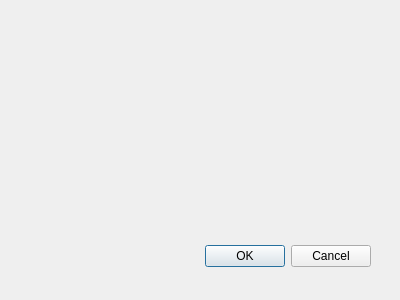
Old version of the form Verklegt/editrelation.ui in the repository disaerna/T-113-VLN1.
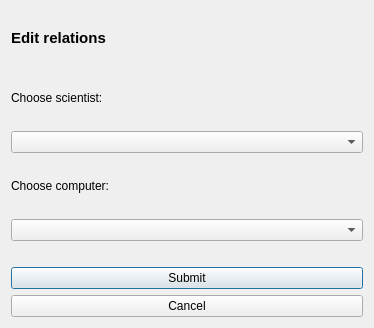
New version of the form.

Commit message:
Edit relation + Remove relation
vantar add relation - til fall i domain & db sem græjar það

```diff
--- a/Verklegt/editrelation.ui
+++ b/Verklegt/editrelation.ui
@@ -8,29 +8,76 @@
    <rect>
     <x>0</x>
     <y>0</y>
-    <width>400</width>
-    <height>300</height>
+    <width>374</width>
+    <height>328</height>
    </rect>
   </property>
   <property name="windowTitle">
    <string>Dialog</string>
   </property>
-  <widget name="buttonBox" class="QDialogButtonBox">
-   <property name="geometry">
-    <rect>
-     <x>30</x>
-     <y>240</y>
-     <width>341</width>
-     <height>32</height>
-    </rect>
-   </property>
-   <property name="orientation">
-    <enum>Qt::Horizontal</enum>
-   </property>
-   <property name="standardButtons">
-    <set>QDialogButtonBox::Cancel|QDialogButtonBox::Ok</set>
-   </property>
-  </widget>
+  <layout class="QVBoxLayout" name="verticalLayout">
+   <item>
+    <widget class="QLabel" name="label_editRelationTitle">
+     <property name="font">
+      <font>
+       <pointsize>11</pointsize>
+       <weight>75</weight>
+       <bold>true</bold>
+      </font>
+     </property>
+     <property name="text">
+      <string>Edit relations</string>
+     </property>
+    </widget>
+   </item>
+   <item>
+    <widget class="QLabel" name="label_chooseScientist">
+     <property name="text">
+      <string>Choose scientist:</string>
+     </property>
+    </widget>
+   </item>
+   <item>
+    <widget class="QComboBox" name="comboBox_scientist"/>
+   </item>
+   <item>
+    <widget class="QLabel" name="label_chooseComputer">
+     <property name="text">
+      <string>Choose computer:</string>
+     </property>
+    </widget>
+   </item>
+   <item>
+    <widget class="QComboBox" name="comboBox_computer"/>
+   </item>
+   <item>
+    <spacer name="horizontalSpacer">
+     <property name="orientation">
+      <enum>Qt::Horizontal</enum>
+     </property>
+     <property name="sizeHint" stdset="0">
+      <size>
+       <width>40</width>
+       <height>20</height>
+      </size>
+     </property>
+    </spacer>
+   </item>
+   <item>
+    <widget class="QPushButton" name="pushButton_submit">
+     <property name="text">
+      <string>Submit</string>
+     </property>
+    </widget>
+   </item>
+   <item>
+    <widget class="QPushButton" name="pushButton_cancel">
+     <property name="text">
+      <string>Cancel</string>
+     </property>
+    </widget>
+   </item>
+  </layout>
  </widget>
  <pixmapfunction/>
  <resources/>
```
Left out of the diff: 42 changed lines with no effect on the pictures. The commit also changes 17 other files.
